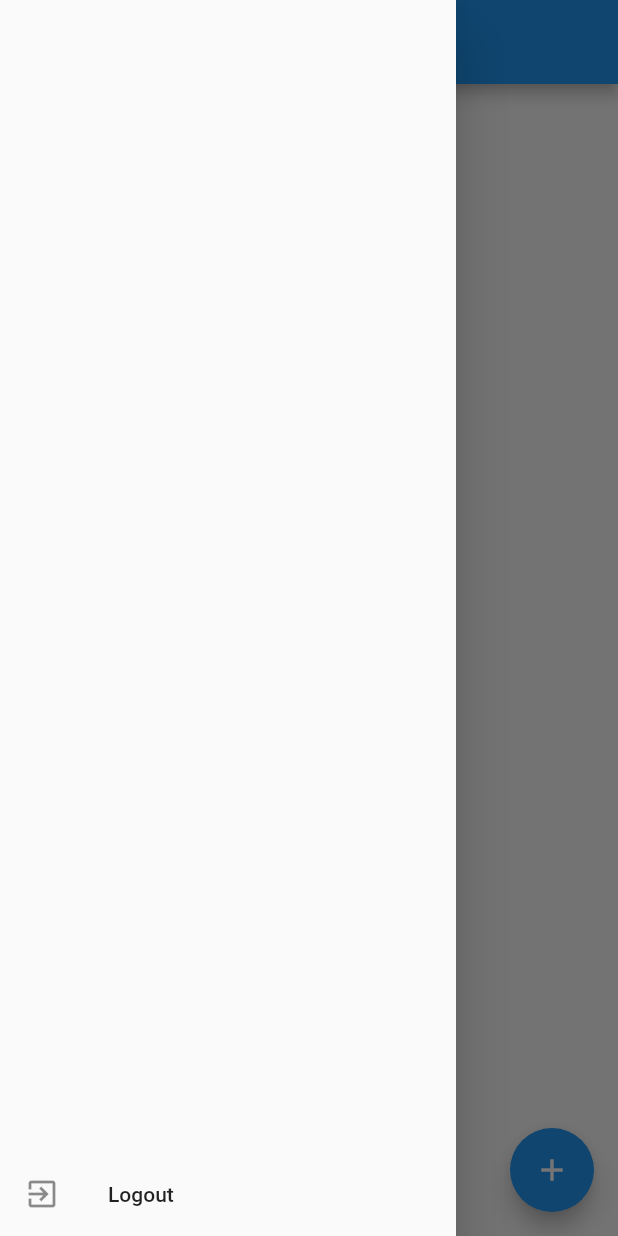
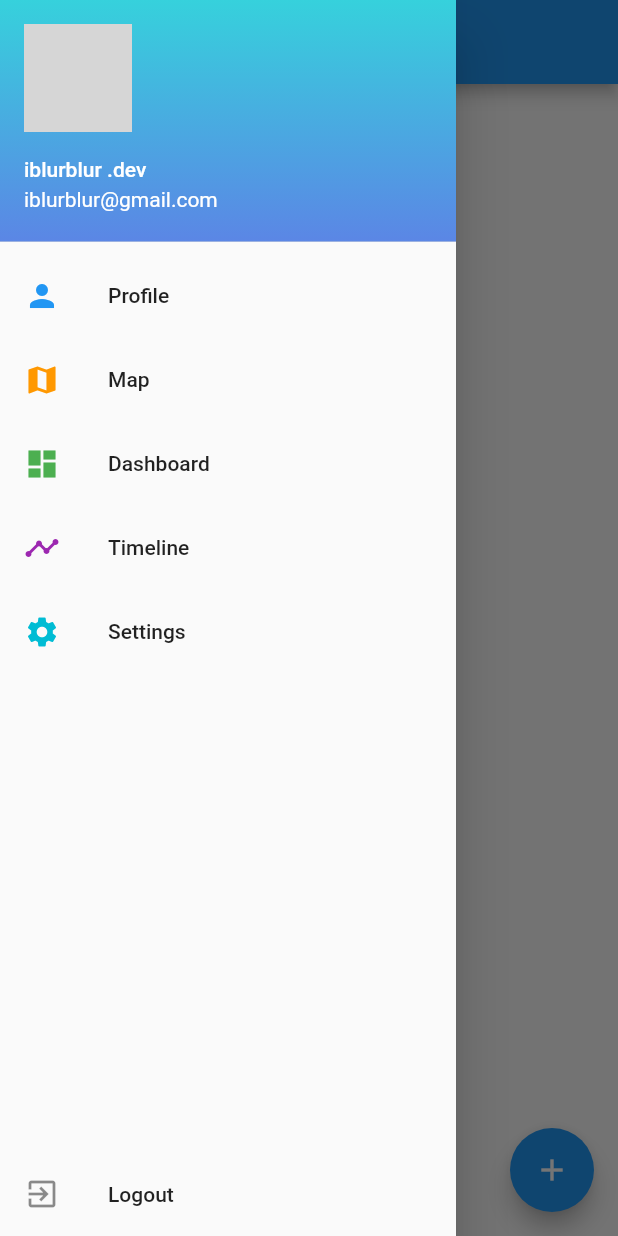
Before and after one commit to yodnamr/master_flutter, a Flutter app: the HomePage screen opened by its route, with the side drawer open, on a phone screen of 412 x 824 dp. Run offline on Flutter 3.47's test engine with Material 2 defaults, Android fonts, the phone set to English and light mode, and no system bars; our stand-ins replace font_awesome_flutter; network calls fail; grey boxes are pictures that could not be loaded.

Commit message:
design drawer

```diff
--- a/lib/src/pages/home/home_page.dart
+++ b/lib/src/pages/home/home_page.dart
@@ -1,5 +1,7 @@
 import 'package:flutter/material.dart';
 import 'package:my_stock/src/configs/app_route.dart';
+import 'package:my_stock/src/pages/login/background_theme.dart';
+import 'package:my_stock/src/view_models/menu_viewmodel.dart';
 
 class HomePage extends StatefulWidget {
   @override
@@ -18,21 +20,7 @@ class _HomePageState extends State<HomePage> {
   @override
   Widget build(BuildContext context) {
     return Scaffold(
-      drawer: Drawer(
-        child: Column(
-          children: [
-            Spacer(),
-            ListTile(
-              onTap: (){
-                Navigator
-                    .pushNamedAndRemoveUntil(context, AppRoute.loginRoute, (route) => false);
-              },
-              leading: Icon(Icons.exit_to_app),
-              title: Text('Logout'),
-            ),
-          ],
-        ),
-      ),
+      drawer: CommonDrawer(),
       appBar: AppBar(
         title: Text("home page"),
       ),
@@ -58,3 +46,55 @@ class _HomePageState extends State<HomePage> {
     );
   }
 }
+
+class CommonDrawer extends StatelessWidget {
+  const CommonDrawer({
+    Key key,
+  }) : super(key: key);
+
+  @override
+  Widget build(BuildContext context) {
+    return Drawer(
+      child: Column(
+        children: [
+          UserAccountsDrawerHeader(
+            accountName: Text('iblurblur .dev'),
+            accountEmail: Text('iblurblur@gmail.com'),
+            currentAccountPicture: CircleAvatar(
+              backgroundImage: NetworkImage(
+                'https://miro.medium.com/fit/c/160/160/1*nE4OFcqk2kx2-Lzhey8QKA.png',
+              ),
+            ),
+            decoration: BoxDecoration(
+              gradient: BackGroundTheme.gradient,
+            ),
+          ),
+          ...MenuViewModel()
+              .items
+              .map(
+                (e) => ListTile(
+                  onTap: (){
+                    e.onTap(context);
+                  },
+                  leading: Icon(
+                    e.icon,
+                    color: e.iconColor,
+                  ),
+                  title: Text(e.title),
+                ),
+              )
+              .toList(),
+          Spacer(),
+          ListTile(
+            onTap: () {
+              Navigator.pushNamedAndRemoveUntil(
+                  context, AppRoute.loginRoute, (route) => false);
+            },
+            leading: Icon(Icons.exit_to_app),
+            title: Text('Logout'),
+          ),
+        ],
+      ),
+    );
+  }
+}
--- /dev/null
+++ b/lib/src/view_models/menu_viewmodel.dart
@@ -0,0 +1,62 @@
+import 'package:flutter/material.dart';
+
+class Menu {
+  final String title;
+  final IconData icon;
+  final Color iconColor;
+  final Function (BuildContext context) onTap;
+
+  const Menu({
+    this.title,
+    this.icon,
+    this.iconColor = Colors.grey,
+    this.onTap,
+  });
+}
+
+class MenuViewModel {
+  MenuViewModel();
+
+  List<Menu> get items => <Menu>[
+    Menu(
+      title: 'Profile',
+      icon: Icons.person,
+      onTap: (context) {
+        //todo
+      },
+      iconColor: Colors.blue,
+    ),
+    Menu(
+      title: 'Map',
+      icon: Icons.map,
+      onTap: (context) {
+       //todo
+      },
+      iconColor: Colors.orange,
+    ),
+    Menu(
+      title: 'Dashboard',
+      icon: Icons.dashboard,
+      onTap: (context) {
+        //todo
+      },
+      iconColor: Colors.green,
+    ),
+    Menu(
+      title: 'Timeline',
+      icon: Icons.timeline,
+      onTap: (context) {
+        //todo
+      },
+      iconColor: Colors.purple,
+    ),
+    Menu(
+      title: 'Settings',
+      icon: Icons.settings,
+      onTap: (context) {
+        //todo
+      },
+      iconColor: Colors.cyan
+    ),
+  ];
+}
```
